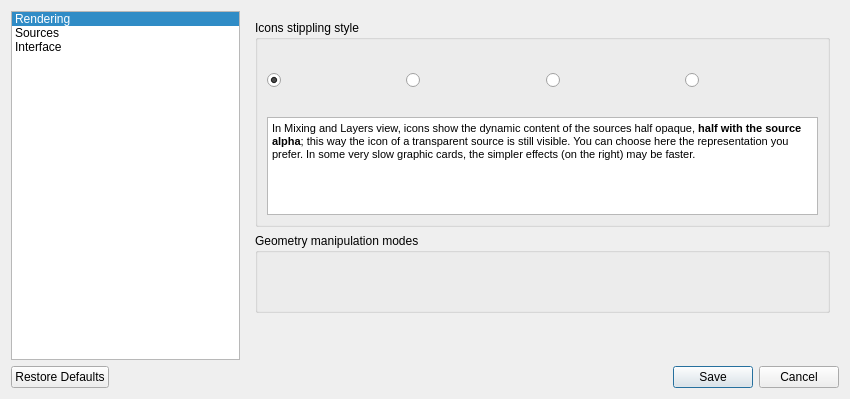
Before: the Qt Designer form src/UserPreferencesDialog.ui in markus-wa/glmixer-mirror, drawn with Qt 5.
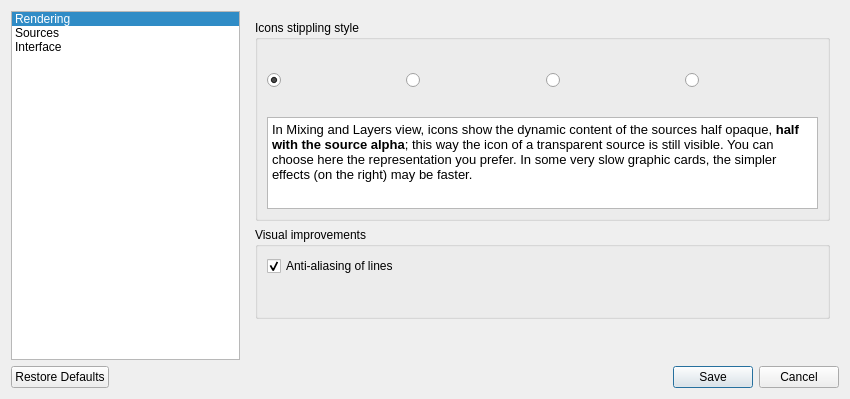
After: the same form once the commit is applied. The open tabs and pages were chosen to show the change. Icons and pictures are not drawn. Custom widgets are drawn as their Qt base class.

What changed in the file:
```diff
--- a/src/UserPreferencesDialog.ui
+++ b/src/UserPreferencesDialog.ui
@@ -606,7 +606,7 @@
 &lt;html&gt;&lt;head&gt;&lt;meta name=&quot;qrichtext&quot; content=&quot;1&quot; /&gt;&lt;style type=&quot;text/css&quot;&gt;
 p, li { white-space: pre-wrap; }
 &lt;/style&gt;&lt;/head&gt;&lt;body style=&quot; font-family:'Sans Serif'; font-size:8pt; font-weight:400; font-style:normal;&quot;&gt;
-&lt;p style=&quot; margin-top:0px; margin-bottom:0px; margin-left:0px; margin-right:0px; -qt-block-indent:0; text-indent:0px;&quot;&gt;In Mixing and Layers view, icons show the dynamic content of the sources half opaque, &lt;span style=&quot; font-weight:600;&quot;&gt;half with the source alpha&lt;/span&gt;; this way the icon of a transparent source is still visible. You can choose here the representation you prefer. In some very slow graphic cards, the simpler effects (on the right) may be faster.&lt;/p&gt;&lt;/body&gt;&lt;/html&gt;</string>
+&lt;p style=&quot; margin-top:0px; margin-bottom:0px; margin-left:0px; margin-right:0px; -qt-block-indent:0; text-indent:0px;&quot;&gt;&lt;span style=&quot; font-size:10pt;&quot;&gt;In Mixing and Layers view, icons show the dynamic content of the sources half opaque, &lt;/span&gt;&lt;span style=&quot; font-size:10pt; font-weight:600;&quot;&gt;half with the source alpha&lt;/span&gt;&lt;span style=&quot; font-size:10pt;&quot;&gt;; this way the icon of a transparent source is still visible. You can choose here the representation you prefer. In some very slow graphic cards, the simpler effects (on the right) may be faster.&lt;/span&gt;&lt;/p&gt;&lt;/body&gt;&lt;/html&gt;</string>
             </property>
            </widget>
           </item>
@@ -616,9 +616,19 @@
        <item>
         <widget class="QGroupBox" name="groupBox_2">
          <property name="title">
-          <string>Geometry manipulation modes</string>
+          <string>Visual improvements</string>
          </property>
          <layout class="QVBoxLayout" name="verticalLayout_3">
+          <item>
+           <widget class="QCheckBox" name="checkBox">
+            <property name="text">
+             <string>Anti-aliasing of lines</string>
+            </property>
+            <property name="checked">
+             <bool>true</bool>
+            </property>
+           </widget>
+          </item>
           <item>
            <spacer name="verticalSpacer_4">
             <property name="orientation">
```
Left out of the diff: 6 changed lines with no effect on the pictures.
